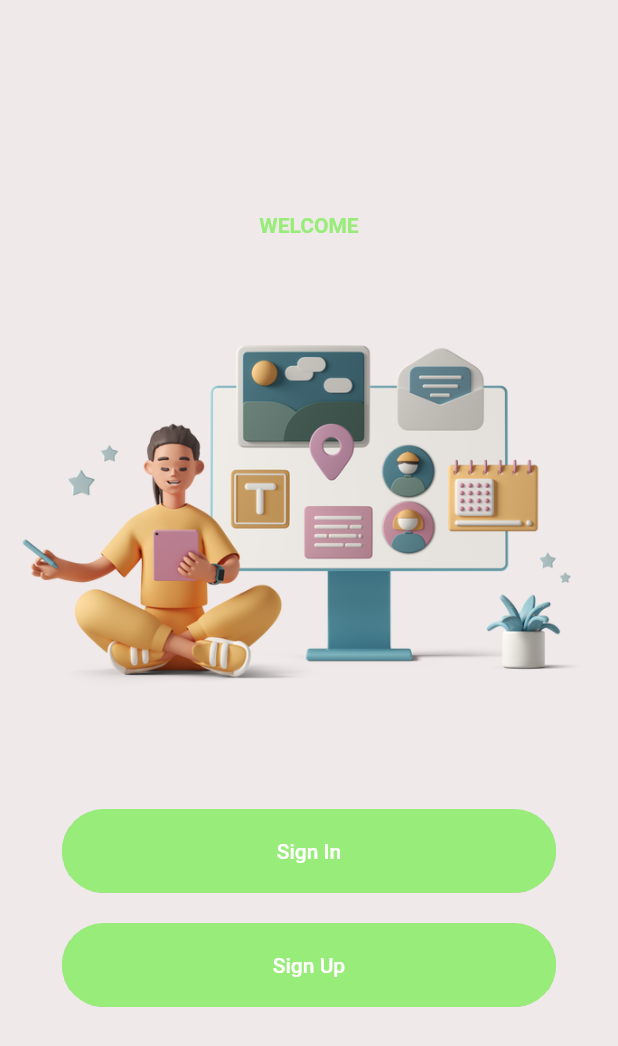
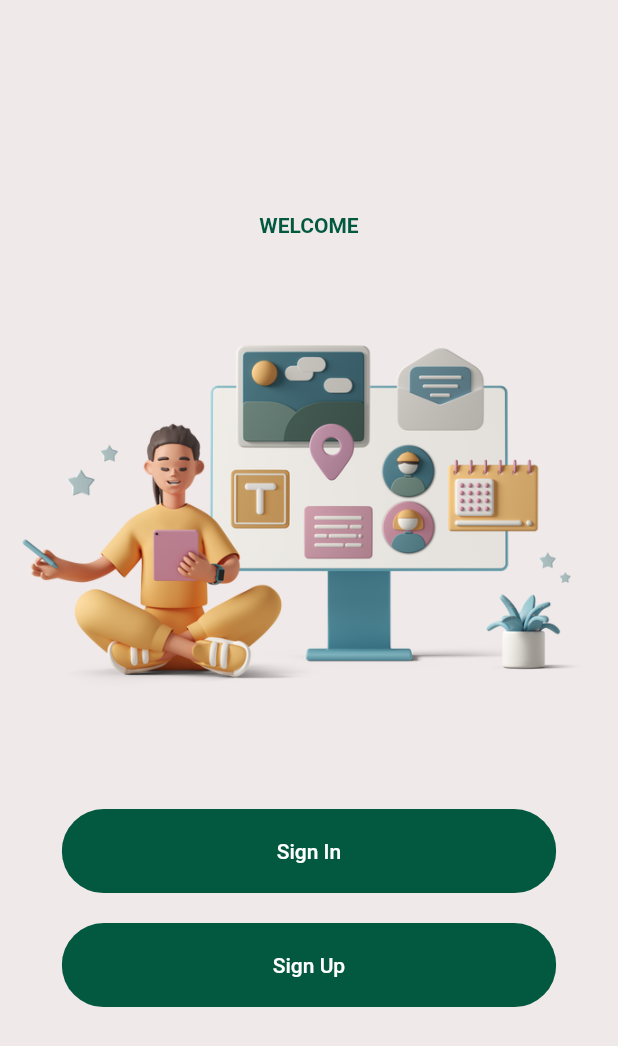
Before and after one commit to KhadijaMammadova/sc_project, a Flutter app: the screen it shows after launch, after a tap on "SKIP", after a tap on "START", on a phone screen of 412 x 824 dp. Shown: the top 1046 px of the screen. Run offline on Flutter 3.47's test engine with Material 2 defaults, Android fonts, the phone set to English and light mode, and no system bars; our stand-ins replace cloud_firestore, curved_navigation_bar, firebase_auth, firebase_core, get_it, shared_preferences; accounts and stored records are empty; network calls fail.

Commit message:
color changed

```diff
--- a/lib/components/constants.dart
+++ b/lib/components/constants.dart
@@ -1,4 +1,4 @@
 import 'package:flutter/material.dart';
 
-const kPrimaryColor = Color.fromARGB(255, 152, 236, 121);
-const kPrimaryLightColor = Color.fromARGB(255, 119, 255, 128);
+const kPrimaryColor = Color.fromRGBO(2, 89, 64, 1);
+const kPrimaryLightColor = Color.fromRGBO(2, 89, 64, 1);
```
